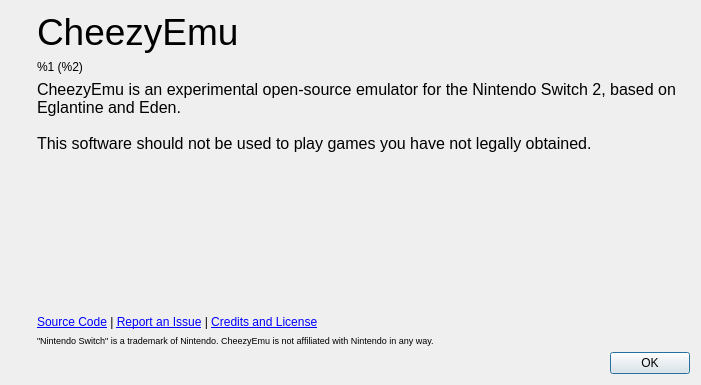
This is src/yuzu/aboutdialog.ui in CheezerWheezer/CheezyEmu as Qt 5 draws it before an edit. The edited form follows.
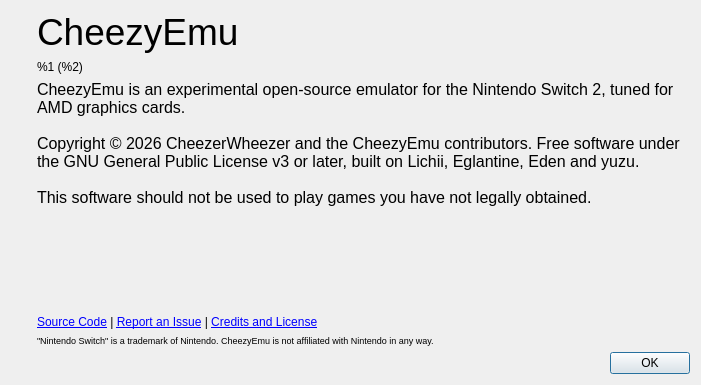
This is the edited form. Icons and pictures are not drawn.

Commit message:
Add CheezyEmu copyright notices (license stays GPL-3.0-or-later)
NOTICE.txt names CheezerWheezer and the CheezyEmu contributors as copyright
holders and lists the projects CheezyEmu includes code from. The About dialog
and README carry the same line. Files this project wrote now name the CheezyEmu
contributors in their SPDX headers; files it changed add them alongside the
existing holders. Release packages ship LICENSE.txt and NOTICE.txt.

```diff
--- a/src/yuzu/aboutdialog.ui
+++ b/src/yuzu/aboutdialog.ui
@@ -102,7 +102,7 @@
 li.unchecked::marker { content: &quot;\2610&quot;; }
 li.checked::marker { content: &quot;\2612&quot;; }
 &lt;/style&gt;&lt;/head&gt;&lt;body style=&quot; font-family:'Noto Sans'; font-size:9pt; font-weight:400; font-style:normal;&quot;&gt;
-&lt;p style=&quot; margin-top:0px; margin-bottom:0px; margin-left:0px; margin-right:0px; -qt-block-indent:0; text-indent:0px;&quot;&gt;&lt;span style=&quot; font-family:'MS Shell Dlg 2'; font-size:12pt;&quot;&gt;CheezyEmu is an experimental open-source emulator for the Nintendo Switch 2, based on Eglantine and Eden. &lt;br /&gt;&lt;br /&gt;This software should not be used to play games you have not legally obtained.&lt;/span&gt;&lt;/p&gt;&lt;/body&gt;&lt;/html&gt;</string>
+&lt;p style=&quot; margin-top:0px; margin-bottom:0px; margin-left:0px; margin-right:0px; -qt-block-indent:0; text-indent:0px;&quot;&gt;&lt;span style=&quot; font-family:'MS Shell Dlg 2'; font-size:12pt;&quot;&gt;CheezyEmu is an experimental open-source emulator for the Nintendo Switch 2, tuned for AMD graphics cards.&lt;br /&gt;&lt;br /&gt;Copyright © 2026 CheezerWheezer and the CheezyEmu contributors. Free software under the GNU General Public License v3 or later, built on Lichii, Eglantine, Eden and yuzu.&lt;br /&gt;&lt;br /&gt;This software should not be used to play games you have not legally obtained.&lt;/span&gt;&lt;/p&gt;&lt;/body&gt;&lt;/html&gt;</string>
          </property>
          <property name="alignment">
           <set>Qt::AlignmentFlag::AlignLeading|Qt::AlignmentFlag::AlignLeft|Qt::AlignmentFlag::AlignVCenter</set>
```
The commit also changes 16 other files.
